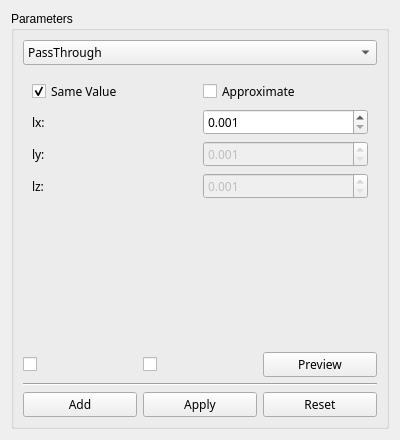
Above: src/tool/filters.ui from Libaocheng3811/PointWorks before the change. Below: the same form after it.
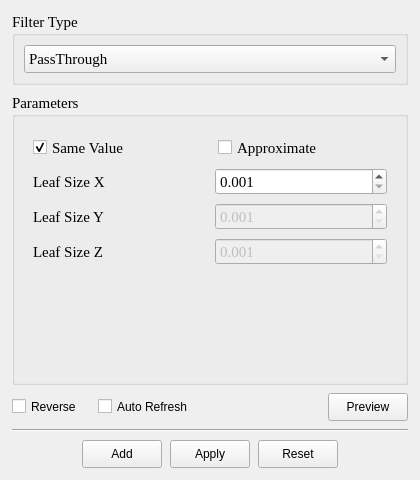
That is the form after the change. The open tabs and pages were chosen to show the change. Icons and pictures are not drawn.

Commit message: <fix>优化Filters功能弹窗UI

```diff
--- a/src/tool/filters.ui
+++ b/src/tool/filters.ui
@@ -6,32 +6,58 @@
    <rect>
     <x>0</x>
     <y>0</y>
-    <width>400</width>
-    <height>440</height>
+    <width>420</width>
+    <height>480</height>
    </rect>
   </property>
   <property name="minimumSize">
    <size>
-    <width>400</width>
-    <height>380</height>
+    <width>420</width>
+    <height>420</height>
    </size>
   </property>
   <property name="windowTitle">
    <string>Filters</string>
   </property>
   <layout class="QVBoxLayout" name="verticalLayout_5">
+   <property name="leftMargin">
+    <number>12</number>
+   </property>
+   <property name="topMargin">
+    <number>12</number>
+   </property>
+   <property name="rightMargin">
+    <number>12</number>
+   </property>
+   <property name="bottomMargin">
+    <number>12</number>
+   </property>
+   <property name="spacing">
+    <number>8</number>
+   </property>
+   <!-- Filter Type Selection -->
    <item>
-    <widget class="QGroupBox" name="groupBox">
+    <widget class="QGroupBox" name="groupBox_type">
+     <property name="font">
+      <font>
+       <family>Times New Roman</family>
+       <pointsize>11</pointsize>
+      </font>
+     </property>
      <property name="title">
-      <string>Parameters</string>
+      <string>Filter Type</string>
      </property>
-     <layout class="QVBoxLayout" name="verticalLayout_4">
+     <layout class="QVBoxLayout" name="verticalLayout_type">
+      <property name="spacing">
+       <number>6</number>
+      </property>
       <item>
        <widget class="QComboBox" name="cbox_type">
-        <property name="font">
-         <font>
-          <family>微软雅黑</family>
-         </font>
+        <property name="minimumSize">
+         <size>
+          <width>0</width>
+          <height>28</height>
+         </size>
         </property>
         <item>
          <property name="text">
@@ -75,6 +101,25 @@
         </item>
        </widget>
       </item>
+     </layout>
+    </widget>
+   </item>
+   <!-- Parameters -->
+   <item>
+    <widget class="QGroupBox" name="groupBox">
+     <property name="font">
+      <font>
+       <family>Times New Roman</family>
+       <pointsize>11</pointsize>
+      </font>
+     </property>
+     <property name="title">
+      <string>Parameters</string>
+     </property>
+     <layout class="QVBoxLayout" name="verticalLayout_4">
+      <property name="spacing">
+       <number>6</number>
+      </property>
       <item>
        <widget class="QStackedWidget" name="stackedWidget">
         <property name="currentIndex">
@@ -248,14 +293,24 @@
         </widget>
         <widget class="QWidget" name="VoxelGrid">
          <layout class="QGridLayout" name="gridLayout_vg">
+          <property name="horizontalSpacing">
+           <number>10</number>
+          </property>
+          <property name="verticalSpacing">
+           <number>8</number>
+          </property>
           <item row="0" column="0" colspan="2">
            <layout class="QHBoxLayout" name="horizontalLayout_6">
+            <property name="spacing">
+             <number>16</number>
+            </property>
             <item>
              <widget class="QCheckBox" name="check_same_value">
-              <property name="font">
-               <font>
-                <family>微软雅黑</family>
-               </font>
+              <property name="minimumSize">
+               <size>
+                <width>0</width>
+                <height>25</height>
+               </size>
               </property>
               <property name="text">
                <string>Same Value</string>
@@ -267,10 +322,11 @@
             </item>
             <item>
              <widget class="QCheckBox" name="check_approximate">
-              <property name="font">
-               <font>
-                <family>微软雅黑</family>
-               </font>
+              <property name="minimumSize">
+               <size>
+                <width>0</width>
+                <height>25</height>
+               </size>
               </property>
               <property name="text">
                <string>Approximate</string>
@@ -281,22 +337,24 @@
           </item>
           <item row="1" column="0">
            <widget class="QLabel" name="label_lx">
-            <property name="font">
-             <font>
-              <family>微软雅黑</family>
-             </font>
+            <property name="minimumSize">
+             <size>
+              <width>160</width>
+              <height>25</height>
+             </size>
             </property>
             <property name="text">
-             <string>lx:</string>
+             <string>Leaf Size X</string>
             </property>
            </widget>
           </item>
           <item row="1" column="1">
            <widget class="QDoubleSpinBox" name="dspin_leafx">
-            <property name="font">
-             <font>
-              <family>微软雅黑</family>
-             </font>
+            <property name="minimumSize">
+             <size>
+              <width>100</width>
+              <height>25</height>
+             </size>
             </property>
             <property name="toolTip">
              <string>Set the voxel grid leaf size.</string>
@@ -317,13 +375,14 @@
           </item>
           <item row="2" column="0">
            <widget class="QLabel" name="label_ly">
-            <property name="font">
-             <font>
-              <family>微软雅黑</family>
-             </font>
+            <property name="minimumSize">
+             <size>
+              <width>160</width>
+              <height>25</height>
+             </size>
             </property>
             <property name="text">
-             <string>ly:</string>
+             <string>Leaf Size Y</string>
             </property>
            </widget>
           </item>
@@ -332,10 +391,11 @@
             <property name="enabled">
              <bool>false</bool>
             </property>
-            <property name="font">
-             <font>
-              <family>微软雅黑</family>
-             </font>
+            <property name="minimumSize">
+             <size>
+              <width>100</width>
+              <height>25</height>
+             </size>
             </property>
             <property name="decimals">
              <number>3</number>
@@ -353,13 +413,14 @@
           </item>
           <item row="3" column="0">
            <widget class="QLabel" name="label_lz">
-            <property name="font">
-             <font>
-              <family>微软雅黑</family>
-             </font>
+            <property name="minimumSize">
+             <size>
+              <width>160</width>
+              <height>25</height>
+             </size>
             </property>
             <property name="text">
-             <string>lz:</string>
+             <string>Leaf Size Z</string>
             </property>
            </widget>
           </item>
@@ -368,10 +429,11 @@
             <property name="enabled">
              <bool>false</bool>
             </property>
-            <property name="font">
-             <font>
-              <family>微软雅黑</family>
-             </font>
+            <property name="minimumSize">
+             <size>
+              <width>100</width>
+              <height>25</height>
+             </size>
             </property>
             <property name="decimals">
              <number>3</number>
@@ -387,7 +449,7 @@
             </property>
            </widget>
           </item>
-          <item row="4" column="1">
+          <item row="4" column="0" colspan="2">
            <spacer name="verticalSpacer_2">
             <property name="orientation">
              <enum>Qt::Vertical</enum>
@@ -774,12 +836,25 @@
         </widget>
        </widget>
       </item>
+     </layout>
+    </widget>
+   </item>
+   <!-- Options Row: Reverse + Auto Refresh -->
       <item>
-       <layout class="QHBoxLayout" name="horizontalLayout">
+    <layout class="QHBoxLayout" name="horizontalLayout_options">
+     <property name="spacing">
+      <number>16</number>
+     </property>
         <item>
          <widget class="QCheckBox" name="check_reverse">
+       <property name="minimumSize">
+        <size>
+         <width>0</width>
+         <height>25</height>
+        </size>
+       </property>
           <property name="text">
-           <string/>
+        <string>Reverse</string>
           </property>
           <property name="icon">
            <iconset resource="../resources/res.qrc">
@@ -789,8 +864,14 @@
         </item>
         <item>
          <widget class="QCheckBox" name="check_refresh">
+       <property name="minimumSize">
+        <size>
+         <width>0</width>
+         <height>25</height>
+        </size>
+       </property>
           <property name="text">
-           <string/>
+        <string>Auto Refresh</string>
           </property>
           <property name="icon">
            <iconset resource="../resources/res.qrc">
@@ -798,12 +879,26 @@
           </property>
          </widget>
         </item>
+     <item>
+      <spacer name="horizontalSpacer_preview">
+       <property name="orientation">
+        <enum>Qt::Horizontal</enum>
+       </property>
+       <property name="sizeHint" stdset="0">
+        <size>
+         <width>40</width>
+         <height>20</height>
+        </size>
+       </property>
+      </spacer>
+     </item>
         <item>
          <widget class="QPushButton" name="btn_preview">
-          <property name="font">
-           <font>
-            <family>微软雅黑</family>
-           </font>
+       <property name="minimumSize">
+        <size>
+         <width>80</width>
+         <height>28</height>
+        </size>
           </property>
           <property name="text">
            <string>Preview</string>
@@ -816,6 +911,7 @@
         </item>
        </layout>
       </item>
+   <!-- Separator -->
       <item>
        <widget class="Line" name="line">
         <property name="orientation">
@@ -823,14 +919,32 @@
         </property>
        </widget>
       </item>
+   <!-- Action Buttons -->
       <item>
        <layout class="QHBoxLayout" name="horizontalLayout_2">
+     <property name="spacing">
+      <number>8</number>
+     </property>
+     <item>
+      <spacer name="horizontalSpacer_left">
+       <property name="orientation">
+        <enum>Qt::Horizontal</enum>
+       </property>
+       <property name="sizeHint" stdset="0">
+        <size>
+         <width>40</width>
+         <height>20</height>
+        </size>
+       </property>
+      </spacer>
+     </item>
         <item>
          <widget class="QPushButton" name="btn_add">
-          <property name="font">
-           <font>
-            <family>微软雅黑</family>
-           </font>
+       <property name="minimumSize">
+        <size>
+         <width>80</width>
+         <height>28</height>
+        </size>
           </property>
           <property name="text">
            <string>Add</string>
@@ -843,10 +957,11 @@
         </item>
         <item>
          <widget class="QPushButton" name="btn_apply">
-          <property name="font">
-           <font>
-            <family>微软雅黑</family>
-           </font>
+       <property name="minimumSize">
+        <size>
+         <width>80</width>
+         <height>28</height>
+        </size>
           </property>
           <property name="text">
            <string>Apply</string>
@@ -859,10 +974,11 @@
         </item>
         <item>
          <widget class="QPushButton" name="btn_reset">
-          <property name="font">
-           <font>
-            <family>微软雅黑</family>
-           </font>
+       <property name="minimumSize">
+        <size>
+         <width>80</width>
+         <height>28</height>
+        </size>
           </property>
           <property name="text">
            <string>Reset</string>
@@ -873,10 +989,20 @@
           </property>
          </widget>
         </item>
-       </layout>
-      </item>
-     </layout>
-    </widget>
+     <item>
+      <spacer name="horizontalSpacer_right">
+       <property name="orientation">
+        <enum>Qt::Horizontal</enum>
+       </property>
+       <property name="sizeHint" stdset="0">
+        <size>
+         <width>40</width>
+         <height>20</height>
+        </size>
+       </property>
+      </spacer>
+     </item>
+    </layout>
    </item>
   </layout>
  </widget>
```
Left out of the diff: 306 changed lines with no effect on the pictures. Lines whose indentation alone changed are shown as unchanged.
